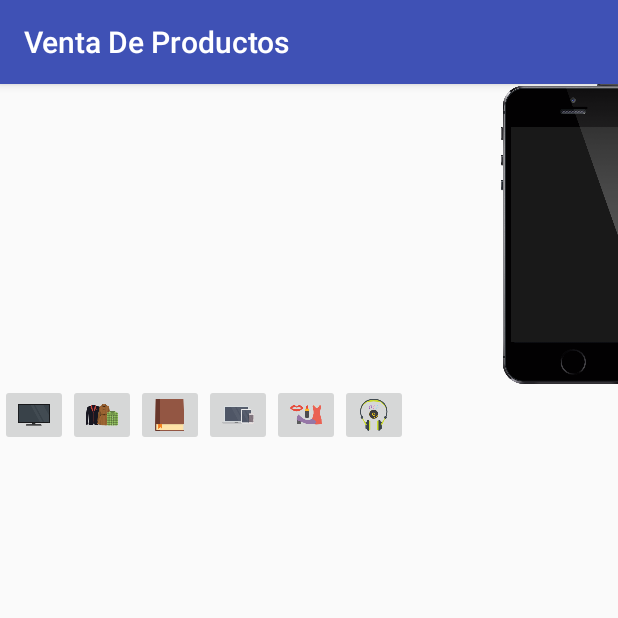
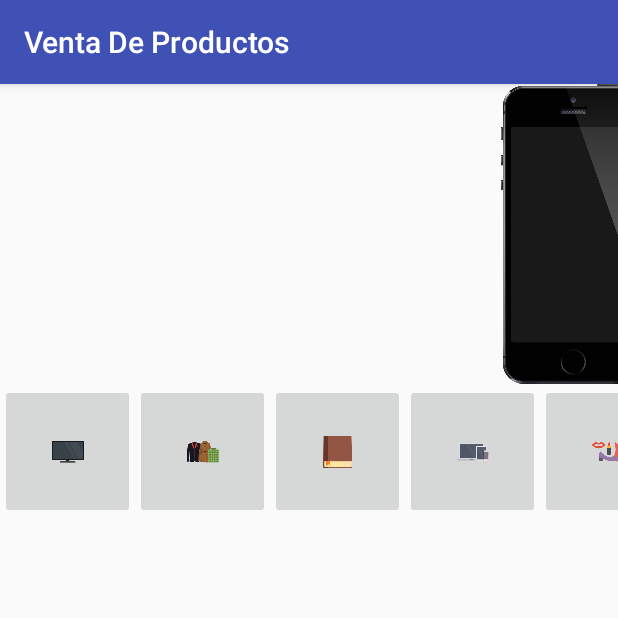
Before and after one commit to cellhig/VentaDeProductos, an Android app: the screen it shows after launch (MainActivity), on a phone screen of 412 x 824 dp, the top half of it. Run offline under Robolectric (Android 15) with nearby library versions, the light colour scheme and no system bars.

Commit message:
cambios menores

```diff
--- a/app/src/main/res/layout/activity_main.xml
+++ b/app/src/main/res/layout/activity_main.xml
@@ -46,39 +46,38 @@
 
             <ImageButton
                 android:id="@+id/imageButton6"
-                android:layout_width="match_parent"
-                android:layout_height="wrap_content"
-                android:elevation="0dp"
+                android:layout_width="90dp"
+                android:layout_height="90dp"
                 app:srcCompat="@mipmap/television" />
 
             <ImageButton
                 android:id="@+id/imageButton5"
-                android:layout_width="match_parent"
-                android:layout_height="wrap_content"
+                android:layout_width="90dp"
+                android:layout_height="90dp"
                 app:srcCompat="@mipmap/ropa" />
 
             <ImageButton
                 android:id="@+id/imageButton4"
-                android:layout_width="match_parent"
-                android:layout_height="wrap_content"
+                android:layout_width="90dp"
+                android:layout_height="90dp"
                 app:srcCompat="@mipmap/libro" />
 
             <ImageButton
                 android:id="@+id/imageButton3"
-                android:layout_width="match_parent"
-                android:layout_height="wrap_content"
+                android:layout_width="90dp"
+                android:layout_height="90dp"
                 app:srcCompat="@mipmap/dispositivos" />
 
             <ImageButton
                 android:id="@+id/imageButton2"
-                android:layout_width="match_parent"
-                android:layout_height="wrap_content"
+                android:layout_width="90dp"
+                android:layout_height="90dp"
                 app:srcCompat="@mipmap/belleza" />
 
             <ImageButton
                 android:id="@+id/imageButton"
-                android:layout_width="match_parent"
-                android:layout_height="wrap_content"
+                android:layout_width="90dp"
+                android:layout_height="90dp"
                 app:srcCompat="@mipmap/auriculares" />
         </LinearLayout>
     </HorizontalScrollView>
```
